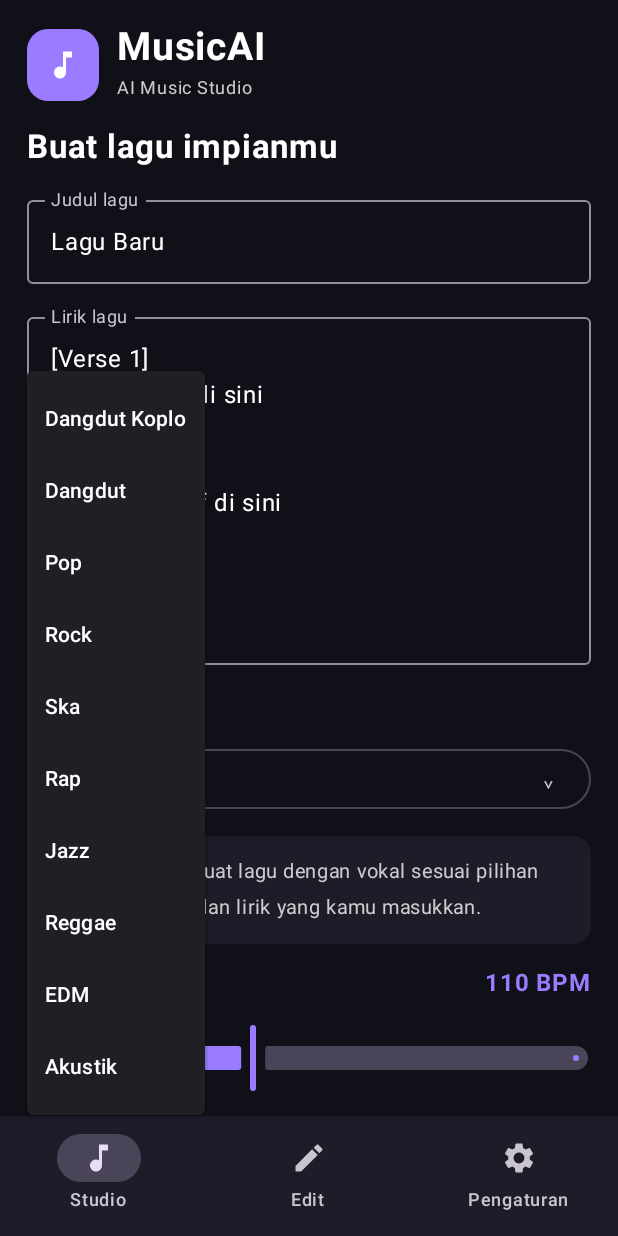
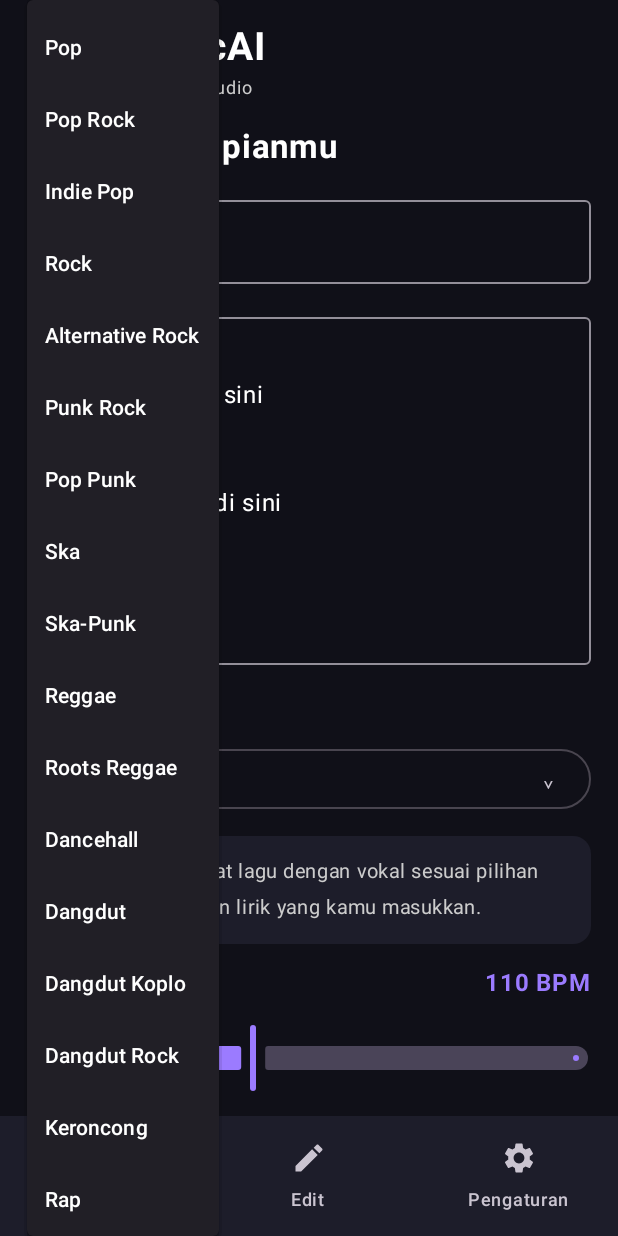
Before and after one commit to Froglands/music_ai, an Android app built with Jetpack Compose: the screen it shows after launch (MainActivity), after a tap on "Dangdut Koplo", on a phone screen of 412 x 824 dp. Run offline under Robolectric (Android 15) with nearby library versions, the phone set to English and light mode, and no system bars; pictures from the network do not load.

Commit message:
Add vocal choices, genres, multi-mood and auto-play selection

```diff
--- a/android/app/src/main/java/com/music_ai/app/MainActivity.kt
+++ b/android/app/src/main/java/com/music_ai/app/MainActivity.kt
@@ -10,6 +10,9 @@ import androidx.activity.compose.rememberLauncherForActivityResult
 import androidx.activity.result.contract.ActivityResultContracts
 import androidx.compose.foundation.background
 import androidx.compose.foundation.layout.*
+import androidx.compose.foundation.layout.FlowRow
+import androidx.compose.foundation.layout.ExperimentalLayoutApi
+import androidx.compose.ui.draw.blur
 import androidx.compose.foundation.rememberScrollState
 import androidx.compose.foundation.shape.RoundedCornerShape
 import androidx.compose.foundation.verticalScroll
@@ -59,6 +62,7 @@ class MainActivity : ComponentActivity() {
     }
 }
 
+@OptIn(ExperimentalLayoutApi::class)
 @Composable
 fun MusicAiScreen() {
     val context = LocalContext.current
@@ -77,6 +81,8 @@ fun MusicAiScreen() {
     var bpm by remember { mutableFloatStateOf(110f) }
     var durationSeconds by remember { mutableIntStateOf(120) }
     var mood by remember { mutableStateOf("Enerjik dan emosional") }
+    var selectedMoods by remember { mutableStateOf(setOf("Emosional", "Sedikit sedih")) }
+    var customMood by remember { mutableStateOf("") }
     var busy by remember { mutableStateOf(false) }
     var status by remember { mutableStateOf("Siap membuat lagu.") }
     var audioBytes by remember { mutableStateOf<ByteArray?>(null) }
@@ -113,7 +119,8 @@ fun MusicAiScreen() {
         }
     }
 
-    val genres = listOf("Dangdut Koplo", "Dangdut", "Pop", "Rock", "Ska", "Rap", "Jazz", "Reggae", "EDM", "Akustik")
+    val genres = listOf("Pop", "Pop Rock", "Indie Pop", "Rock", "Alternative Rock", "Punk Rock", "Pop Punk", "Ska", "Ska-Punk", "Reggae", "Roots Reggae", "Dancehall", "Dangdut", "Dangdut Koplo", "Dangdut Rock", "Keroncong", "Rap", "Hip-Hop", "Trap", "R&B", "Soul", "Funk", "Jazz", "Blues", "Country", "Folk", "Metal", "Heavy Metal", "Hardcore Punk", "Post-Hardcore", "Emo Rock", "Acoustic", "Ballad", "EDM", "House", "Techno", "Trance", "Drum and Bass", "Lo-fi", "Cinematic", "Orchestral")
+    val moodOptions = listOf("Bahagia", "Sedih", "Emosional", "Romantis", "Patah hati", "Nostalgia", "Rindu", "Sendu", "Enerjik", "Semangat", "Agresif", "Gelap", "Tenang", "Damai", "Dreamy", "Melankolis", "Epik", "Ceria", "Santai", "Heroik", "Intim", "Optimistis", "Misterius")
 
     fun generateSong() {
         if (busy) return
@@ -135,9 +142,10 @@ fun MusicAiScreen() {
                     put("lyrics", lyrics)
                     put("genre", genre)
                     put("vocal", vocal)
+                    put("instrumental", vocal == "instrumental")
                     put("bpm", bpm.toInt())
                     put("duration", durationSeconds)
-                    put("mood", mood)
+                    put("mood", (selectedMoods + listOf(customMood.trim()).filter { it.isNotBlank() }).joinToString(", ").ifBlank { mood })
                 }
                 val client = OkHttpClient.Builder()
                     .callTimeout(10, TimeUnit.MINUTES)
@@ -410,7 +418,7 @@ fun MusicAiScreen() {
                                 Text("⌄")
                             }
                             DropdownMenu(expanded = durationExpanded, onDismissRequest = { durationExpanded = false }) {
-                                listOf(30, 60, 120, 180, 240, 300, 380).forEach { seconds ->
+                                listOf(60, 120, 180, 240, 300, 360).forEach { seconds ->
                                     DropdownMenuItem(
                                         text = { Text(if (seconds % 60 == 0) "${seconds / 60} menit" else "${seconds} detik") },
                                         onClick = { durationSeconds = seconds; durationExpanded = false }
@@ -419,10 +427,13 @@ fun MusicAiScreen() {
                             }
                         }
 
-                        OutlinedTextField(
-                            value = mood, onValueChange = { mood = it },
-                            label = { Text("Suasana / arahan musik") }, modifier = Modifier.fillMaxWidth()
-                        )
+                        Text("Suasana / mood • pilih beberapa", fontWeight = FontWeight.SemiBold)
+                        FlowRow(horizontalArrangement = Arrangement.spacedBy(6.dp), verticalArrangement = Arrangement.spacedBy(2.dp)) {
+                            moodOptions.forEach { option ->
+                                FilterChip(selected = option in selectedMoods, onClick = { selectedMoods = if (option in selectedMoods) selectedMoods - option else selectedMoods + option }, label = { Text(option) })
+                            }
+                        }
+                        OutlinedTextField(value = customMood, onValueChange = { customMood = it }, label = { Text("Arahan manual (opsional)") }, placeholder = { Text("Contoh: slap bass dominan, brass ceria, vokal serak...") }, modifier = Modifier.fillMaxWidth())
 
                         Button(
                             onClick = { generateSong() },
@@ -477,7 +488,7 @@ fun MusicAiScreen() {
                                 color = if (selectedTrackIndex == index) Color(0xFF30264A) else panel,
                                 shape = RoundedCornerShape(16.dp),
                                 modifier = Modifier.fillMaxWidth(),
-                                onClick = { selectTrack(index, false) }
+                                onClick = { selectTrack(index, true) }
                             ) {
                                 Row(Modifier.padding(12.dp), verticalAlignment = Alignment.CenterVertically, horizontalArrangement = Arrangement.spacedBy(12.dp)) {
                                     if (track.imageUrl != null) {
```
